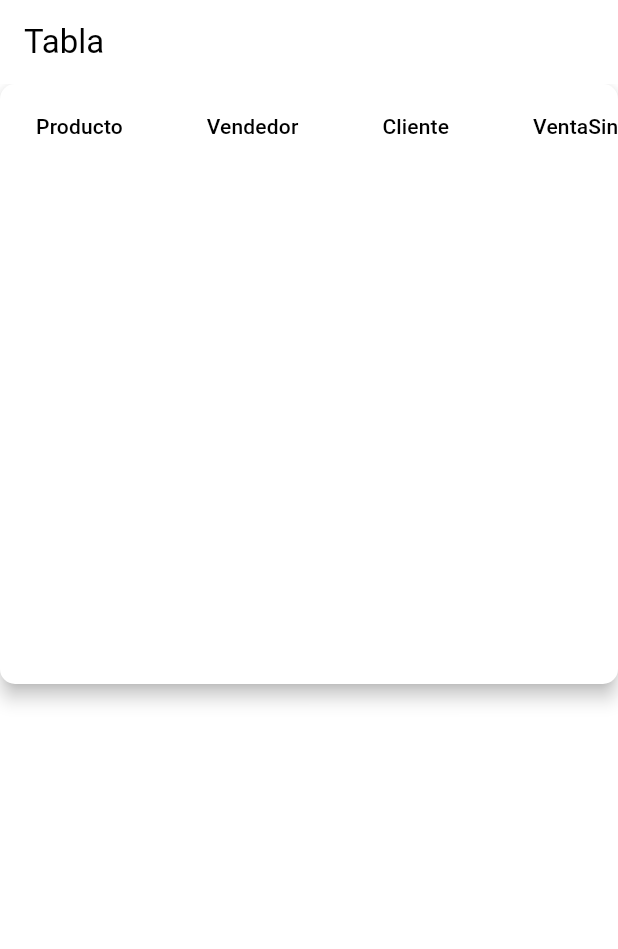
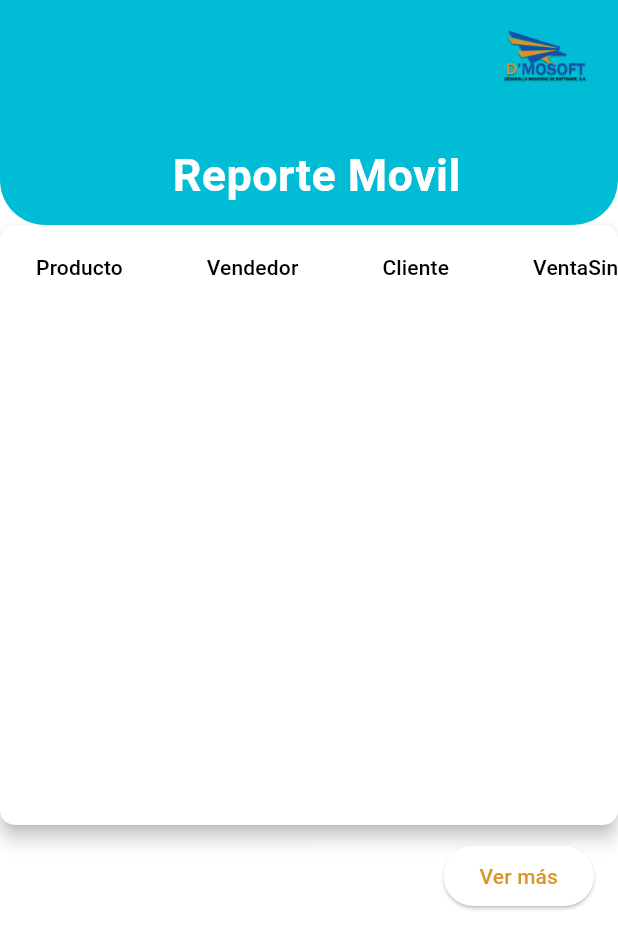
Before and after one commit to diegoDemosoft/reporteMovil, a Flutter app: the screen it shows after launch, on a phone screen of 412 x 824 dp. Shown: the top 949 px of the screen. Run offline on Flutter 3.47's test engine with Material 3 defaults, Android fonts, the phone set to English and light mode, and no system bars; our stand-ins replace flutter_spinkit; network calls fail.

Commit message:
Mostrar solamente 10 registros en la tabla de ruta Central

```diff
--- a/reporteMovil/lib/tablas.dart
+++ b/reporteMovil/lib/tablas.dart
@@ -12,7 +12,8 @@ class TablaScreen extends StatefulWidget {
 class _TablaScreenState extends State<TablaScreen> {
   List<Pa_consulta_movimiento_M> _datos = [];
   bool _cargando = false;
-  int pageSize = 50;
+  int pageSize = 10; // Número de registros a mostrar por página
+  int pageNumber = 1;
   String baseUrl = 'http://192.168.1.20:9090/api/';
 
   @override
@@ -28,7 +29,7 @@ class _TablaScreenState extends State<TablaScreen> {
     String url = '${baseUrl}Pa_consulta_movimiento_Ctrl';
     Map<String, dynamic> queryParams = {
       "pR_UserName": "DevGD0201",
-      "pageNumber": "1",
+      "pageNumber": pageNumber.toString(),
       "pageSize": pageSize.toString(),
     };
     Uri uri = Uri.parse(url).replace(queryParameters: queryParams);
@@ -42,14 +43,16 @@ class _TablaScreenState extends State<TablaScreen> {
       if (response.statusCode == 200) {
         List<dynamic> jsonResponse = json.decode(response.body);
 
+        // ignore: unnecessary_type_check
         if (jsonResponse is List) {
-          List<dynamic> jsonResponse = json.decode(response.body);
-          List<Pa_consulta_movimiento_M> datos = jsonResponse
+          List<Pa_consulta_movimiento_M> nuevosDatos = jsonResponse
               .map((data) => Pa_consulta_movimiento_M.fromJson(data))
               .toList();
 
           setState(() {
-            _datos = datos;
+            _datos.addAll(
+                nuevosDatos); // Agrega los nuevos datos a la lista existente
+            pageNumber++; // Incrementa el número de página para la próxima carga
           });
         } else {
           print('Error: La respuesta no es una lista');
@@ -63,22 +66,66 @@ class _TablaScreenState extends State<TablaScreen> {
       setState(() {
         _cargando = false;
       });
-      WidgetsBinding.instance.addPostFrameCallback((_) {
-        setState(() {});
-      });
     }
   }
 
   @override
   Widget build(BuildContext context) {
     return Scaffold(
-      appBar: AppBar(
-        title: Text('Tabla '),
+      appBar: PreferredSize(
+        preferredSize: Size.fromHeight(150.0),
+        child: ClipRRect(
+          borderRadius: BorderRadius.vertical(
+            bottom: Radius.circular(30.0),
+          ),
+          child: AppBar(
+            backgroundColor: Colors.cyan,
+            elevation: 0,
+            flexibleSpace: Padding(
+              padding:
+                  const EdgeInsets.only(top: 90.0, left: 50.0, right: 50.0),
+              child: Row(
+                children: [
+                  Expanded(
+                    child: Padding(
+                      padding: EdgeInsets.only(top: 5.0, left: 10.0),
+                      child: FittedBox(
+                        fit: BoxFit.scaleDown,
+                        child: Text(
+                          'Reporte Movil',
+                          textAlign: TextAlign.center,
+                          style: TextStyle(
+                            color: Colors.white,
+                            fontSize: 30.0,
+                            fontWeight: FontWeight.bold,
+                          ),
+                          overflow: TextOverflow.ellipsis,
+                          maxLines: 2, // Ajusta el número de líneas máximo
+                        ),
+                      ),
+                    ),
+                  ),
+                ],
+              ),
+            ),
+            actions: [
+              Padding(
+                padding: EdgeInsets.only(right: 20.0, top: 20.0),
+                child: Image.asset(
+                  'assets/logo.png',
+                  height: 40.0,
+                ),
+              ),
+            ],
+          ),
+        ),
       ),
       body: _cargando
-          ? Center(child: LoadingComponent()) // Agregar indicador de carga
+          ? Center(child: LoadingComponent()) // indicador de carga
           : SingleChildScrollView(
-              child: Material(
+              child: Column(
+                children: [
+                  Material(
                     elevation: 5,
                     borderRadius: BorderRadius.circular(10),
                     child: Container(
@@ -100,12 +147,18 @@ class _TablaScreenState extends State<TablaScreen> {
                             rows: _datos.isNotEmpty
                                 ? List.generate(_datos.length, (index) {
                                     List<DataCell> cells = [
-                                  DataCell(Text('${_datos[index].producto}')),
-                                  DataCell(Text('${_datos[index].vendedor}')),
-                                  DataCell(Text('${_datos[index].cliente}')),
-                                  DataCell(Text('${_datos[index].vtaSinIva}')),
-                                  DataCell(Text('${_datos[index].cantidad}')),
-                                  DataCell(Text('${_datos[index].vtaConIva}')),
+                                      DataCell(
+                                          Text('${_datos[index].producto}')),
+                                      DataCell(
+                                          Text('${_datos[index].vendedor}')),
+                                      DataCell(
+                                          Text('${_datos[index].cliente}')),
+                                      DataCell(
+                                          Text('${_datos[index].vtaSinIva}')),
+                                      DataCell(
+                                          Text('${_datos[index].cantidad}')),
+                                      DataCell(
+                                          Text('${_datos[index].vtaConIva}')),
                                     ];
 
                                     return DataRow(cells: cells);
@@ -116,6 +169,24 @@ class _TablaScreenState extends State<TablaScreen> {
                       ),
                     ),
                   ),
+                  SizedBox(height: 10),
+                  // Alinear el botón a la derecha
+                  Row(
+                    mainAxisAlignment: MainAxisAlignment.end,
+                    children: [
+                      ElevatedButton(
+                        onPressed: _cargando
+                            ? null
+                            : () {
+                                _buscarDocumentosPendientes();
+                              },
+                        child: Text('Ver más'),
+                      ),
+                      SizedBox(width: 16),
+                    ],
+                  ),
+                ],
+              ),
             ),
     );
   }
```
Lines whose indentation alone changed are shown as unchanged.
